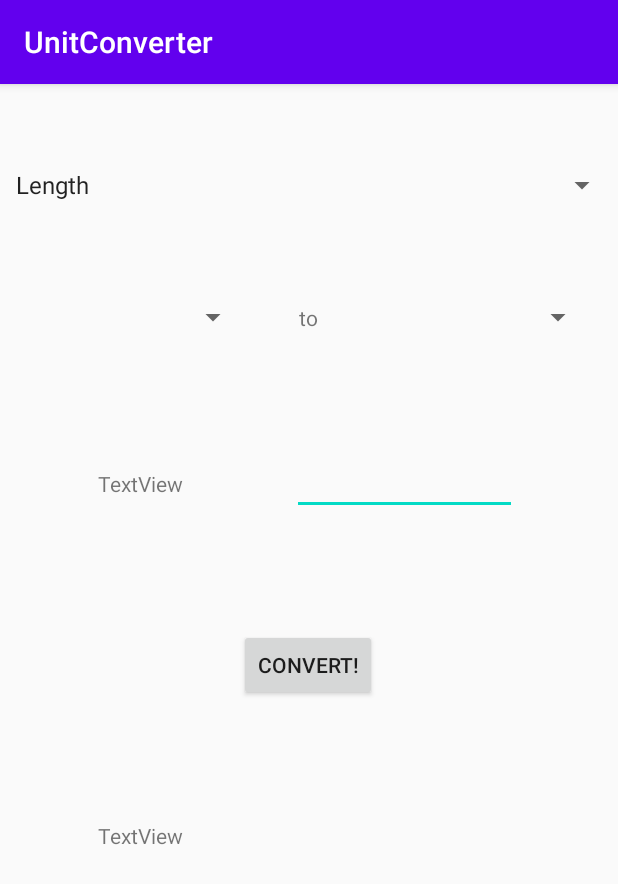
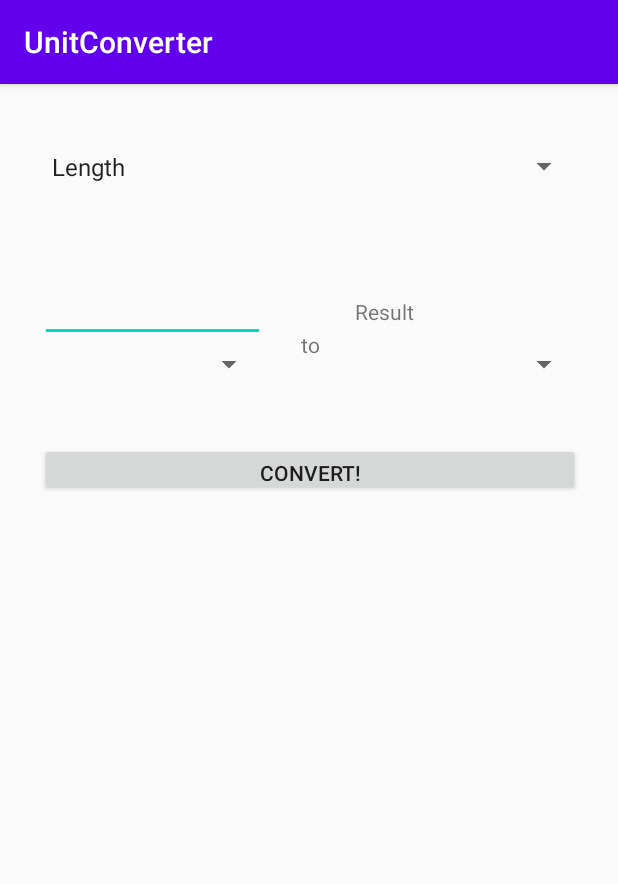
Before and after one commit to NeenaU/UnitConverter, an Android app: the screen it shows after launch (MainActivity), on a phone screen of 412 x 824 dp. Shown: the top 884 px of the screen. Run offline under Robolectric (Android 15) with nearby library versions, the phone set to English and light mode, and no system bars.

Commit message:
made gui simpler

```diff
--- a/app/src/main/java/com/example/unitconverter/MainActivity.java
+++ b/app/src/main/java/com/example/unitconverter/MainActivity.java
@@ -9,21 +9,45 @@ import androidx.appcompat.app.AppCompatActivity;
 
 public class MainActivity extends AppCompatActivity implements AdapterView.OnItemSelectedListener {
 
+    Spinner categorySpinner, optionSpinner1, optionSpinner2;
+
     @Override
     protected void onCreate(Bundle savedInstanceState) {
         super.onCreate(savedInstanceState);
         setContentView(R.layout.activity_main);
 
-        Spinner categorySpinner = findViewById(R.id.categorySpinner);
+        categorySpinner = (Spinner)findViewById(R.id.categorySpinner);
         ArrayAdapter<CharSequence> adapter = ArrayAdapter.createFromResource(this, R.array.categories, android.R.layout.simple_spinner_item);
         adapter.setDropDownViewResource(android.R.layout.simple_spinner_dropdown_item);
         categorySpinner.setAdapter(adapter);
         categorySpinner.setOnItemSelectedListener(this);
+
+        optionSpinner1 = (Spinner)findViewById(R.id.optionSpinner1);
+        optionSpinner2 = (Spinner)findViewById(R.id.optionSpinner2);
     }
 
     @Override
     public void onItemSelected(AdapterView<?> parent, View view, int position, long id) {
 
+        if (position == 0) {
+
+        }
+
+        else if (position == 1) {
+
+        }
+
+        else if (position == 2) {
+
+        }
+
+        else if (position == 3) {
+
+        }
+
+        else if (position == 4) {
+
+        }
     }
 
     @Override
--- a/app/src/main/res/layout/activity_main.xml
+++ b/app/src/main/res/layout/activity_main.xml
@@ -8,110 +8,76 @@
 
     <Button
         android:id="@+id/convertButton"
-        android:layout_width="wrap_content"
-        android:layout_height="wrap_content"
-        android:layout_marginTop="198dp"
+        android:layout_width="360dp"
+        android:layout_height="35dp"
+        android:layout_marginTop="56dp"
         android:text="@string/convertButtonText"
-        app:layout_constraintBottom_toBottomOf="parent"
         app:layout_constraintEnd_toEndOf="parent"
-        app:layout_constraintHorizontal_bias="0.498"
+        app:layout_constraintHorizontal_bias="0.509"
         app:layout_constraintStart_toStartOf="parent"
-        app:layout_constraintTop_toBottomOf="@+id/toTextView"
-        app:layout_constraintVertical_bias="0.0" />
+        app:layout_constraintTop_toBottomOf="@+id/toTextView" />
 
     <Spinner
         android:id="@+id/categorySpinner"
-        android:layout_width="409dp"
-        android:layout_height="wrap_content"
-        app:layout_constraintBottom_toBottomOf="parent"
+        android:layout_width="360dp"
+        android:layout_height="30dp"
+        android:layout_marginTop="40dp"
         app:layout_constraintEnd_toEndOf="parent"
-        app:layout_constraintHorizontal_bias="1.0"
+        app:layout_constraintHorizontal_bias="0.509"
         app:layout_constraintStart_toStartOf="parent"
-        app:layout_constraintTop_toTopOf="parent"
-        app:layout_constraintVertical_bias="0.074" />
-
-    <Spinner
-        android:id="@+id/optionSpinner1"
-        android:layout_width="150dp"
-        android:layout_height="wrap_content"
-        android:layout_marginTop="88dp"
-        android:layout_marginBottom="279dp"
-        app:layout_constraintBottom_toTopOf="@+id/resultTextview"
-        app:layout_constraintEnd_toEndOf="parent"
-        app:layout_constraintHorizontal_bias="0.061"
-        app:layout_constraintStart_toStartOf="parent"
-        app:layout_constraintTop_toTopOf="@+id/categorySpinner"
-        app:layout_constraintVertical_bias="0.0" />
-
-    <Spinner
-        android:id="@+id/optionSpinner2"
-        android:layout_width="150dp"
-        android:layout_height="wrap_content"
-        android:layout_marginStart="80dp"
-        android:layout_marginLeft="80dp"
-        android:layout_marginTop="88dp"
-        android:layout_marginBottom="279dp"
-        app:layout_constraintBottom_toTopOf="@+id/resultTextview"
-        app:layout_constraintStart_toEndOf="@+id/optionSpinner1"
-        app:layout_constraintTop_toTopOf="@+id/categorySpinner"
-        app:layout_constraintVertical_bias="0.0" />
+        app:layout_constraintTop_toTopOf="parent" />
 
     <TextView
         android:id="@+id/toTextView"
         android:layout_width="wrap_content"
         android:layout_height="wrap_content"
-        android:layout_marginStart="25dp"
-        android:layout_marginLeft="25dp"
-        android:layout_marginEnd="12dp"
-        android:layout_marginRight="12dp"
+        android:layout_marginStart="24dp"
+        android:layout_marginLeft="24dp"
+        android:layout_marginTop="94dp"
+        android:layout_marginEnd="23dp"
+        android:layout_marginRight="23dp"
         android:text="@string/toText"
-        app:layout_constraintBottom_toBottomOf="parent"
-        app:layout_constraintEnd_toStartOf="@+id/optionSpinner2"
-        app:layout_constraintHorizontal_bias="0.266"
-        app:layout_constraintStart_toEndOf="@+id/optionSpinner1"
-        app:layout_constraintTop_toBottomOf="@+id/categorySpinner"
-        app:layout_constraintVertical_bias="0.1" />
-
-    <TextView
-        android:id="@+id/initialTextView"
-        android:layout_width="wrap_content"
-        android:layout_height="wrap_content"
-        android:layout_marginTop="91dp"
-        android:layout_marginBottom="193dp"
-        android:text="TextView"
-        app:layout_constraintBottom_toTopOf="@+id/resultTextview"
-        app:layout_constraintEnd_toEndOf="parent"
-        app:layout_constraintHorizontal_bias="0.184"
-        app:layout_constraintStart_toStartOf="parent"
-        app:layout_constraintTop_toTopOf="@+id/optionSpinner1"
-        tools:text="@string/toConvertText" />
+        app:layout_constraintEnd_toStartOf="@+id/resultTextview"
+        app:layout_constraintStart_toEndOf="@+id/initialNumber"
+        app:layout_constraintTop_toBottomOf="@+id/categorySpinner" />
 
     <EditText
         android:id="@+id/initialNumber"
         android:layout_width="150dp"
         android:layout_height="30dp"
-        android:layout_marginTop="91dp"
-        android:layout_marginBottom="182dp"
+        android:layout_marginTop="72dp"
         android:ems="10"
         android:inputType="number"
-        app:layout_constraintBottom_toTopOf="@+id/resultTextview"
-        app:layout_constraintEnd_toEndOf="parent"
-        app:layout_constraintHorizontal_bias="0.518"
-        app:layout_constraintStart_toEndOf="@+id/initialTextView"
-        app:layout_constraintTop_toTopOf="@+id/optionSpinner2" />
+        app:layout_constraintEnd_toEndOf="@+id/categorySpinner"
+        app:layout_constraintHorizontal_bias="0.0"
+        app:layout_constraintStart_toStartOf="@+id/categorySpinner"
+        app:layout_constraintTop_toBottomOf="@+id/categorySpinner" />
+
+    <Spinner
+        android:id="@+id/optionSpinner1"
+        android:layout_width="150dp"
+        android:layout_height="30dp"
+        app:layout_constraintEnd_toEndOf="@+id/initialNumber"
+        app:layout_constraintStart_toStartOf="@+id/initialNumber"
+        app:layout_constraintTop_toBottomOf="@+id/initialNumber" />
 
     <TextView
         android:id="@+id/resultTextview"
-        android:layout_width="280dp"
-        android:layout_height="126dp"
-        android:layout_marginTop="128dp"
-        android:text="TextView"
-        app:layout_constraintBottom_toBottomOf="parent"
-        app:layout_constraintEnd_toEndOf="parent"
-        app:layout_constraintHorizontal_bias="0.496"
-        app:layout_constraintStart_toStartOf="parent"
-        app:layout_constraintTop_toTopOf="@+id/convertButton"
-        app:layout_constraintVertical_bias="0.0"
-        tools:text="@string/resultText" />
+        android:layout_width="150dp"
+        android:layout_height="30dp"
+        android:layout_marginTop="72dp"
+        android:text="@string/resultText"
+        app:layout_constraintEnd_toEndOf="@+id/categorySpinner"
+        app:layout_constraintHorizontal_bias="1.0"
+        app:layout_constraintStart_toStartOf="@+id/categorySpinner"
+        app:layout_constraintTop_toBottomOf="@+id/categorySpinner" />
+
+    <Spinner
+        android:id="@+id/optionSpinner2"
+        android:layout_width="150dp"
+        android:layout_height="30dp"
+        app:layout_constraintEnd_toEndOf="@+id/resultTextview"
+        app:layout_constraintStart_toStartOf="@+id/resultTextview"
+        app:layout_constraintTop_toBottomOf="@+id/resultTextview" />
 
 </androidx.constraintlayout.widget.ConstraintLayout>
```
